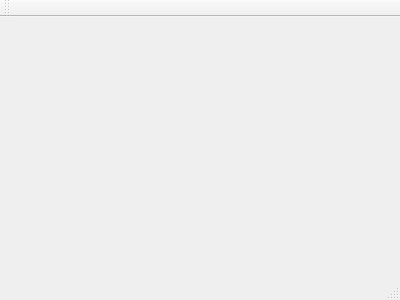
nikmoon/torrman, file mainwindow.ui: the form before one commit.
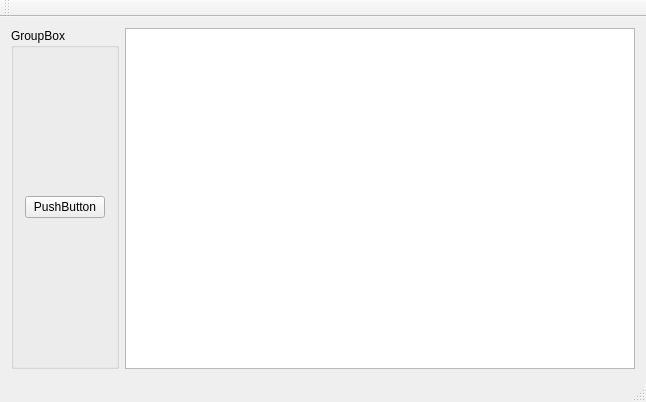
The form after the commit.

```diff
--- a/mainwindow.ui
+++ b/mainwindow.ui
@@ -1,24 +1,61 @@
 <ui version="4.0">
  <class>MainWindow</class>
- <widget class="QMainWindow" name="MainWindow" >
-  <property name="geometry" >
+ <widget class="QMainWindow" name="MainWindow">
+  <property name="geometry">
    <rect>
     <x>0</x>
     <y>0</y>
-    <width>400</width>
-    <height>300</height>
+    <width>646</width>
+    <height>402</height>
    </rect>
   </property>
   <property name="windowTitle" >
    <string>MainWindow</string>
   </property>
-  <widget class="QMenuBar" name="menuBar" />
-  <widget class="QToolBar" name="mainToolBar" />
-  <widget class="QWidget" name="centralWidget" />
-  <widget class="QStatusBar" name="statusBar" />
+  <widget class="QWidget" name="centralWidget">
+   <layout class="QHBoxLayout" name="horizontalLayout">
+    <item>
+     <widget class="QGroupBox" name="groupBox">
+      <property name="title">
+       <string>GroupBox</string>
+      </property>
+      <layout class="QVBoxLayout" name="verticalLayout">
+       <item>
+        <widget class="QPushButton" name="pushButton">
+         <property name="text">
+          <string>PushButton</string>
+         </property>
+        </widget>
+       </item>
+      </layout>
+     </widget>
+    </item>
+    <item>
+     <widget class="QTableWidget" name="tableWidget"/>
+    </item>
+   </layout>
+  </widget>
+  <widget class="QMenuBar" name="menuBar">
+   <property name="geometry">
+    <rect>
+     <x>0</x>
+     <y>0</y>
+     <width>646</width>
+     <height>21</height>
+    </rect>
+   </property>
+  </widget>
+  <widget class="QToolBar" name="mainToolBar">
+   <attribute name="toolBarArea">
+    <enum>TopToolBarArea</enum>
+   </attribute>
+   <attribute name="toolBarBreak">
+    <bool>false</bool>
+   </attribute>
+  </widget>
+  <widget class="QStatusBar" name="statusBar"/>
  </widget>
- <layoutDefault spacing="6" margin="11" />
- <pixmapfunction></pixmapfunction>
+ <layoutdefault spacing="6" margin="11"/>
  <resources/>
  <connections/>
 </ui>
```
Left out of the diff: 3 changed lines with no effect on the pictures.
